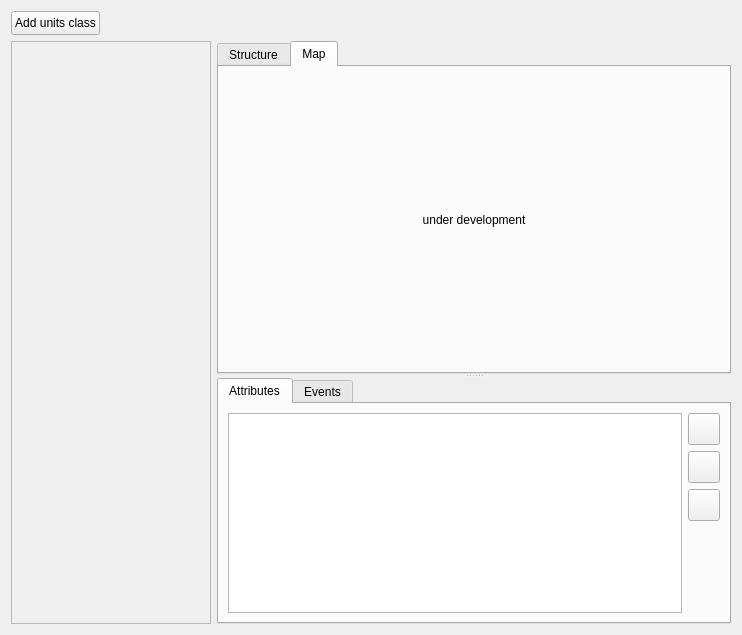
This is src/apps/openfluid-builder/spatial/SpatialDomainWidget.ui in OpenFLUID/openfluid as Qt 5 draws it before an edit. The edited form follows.
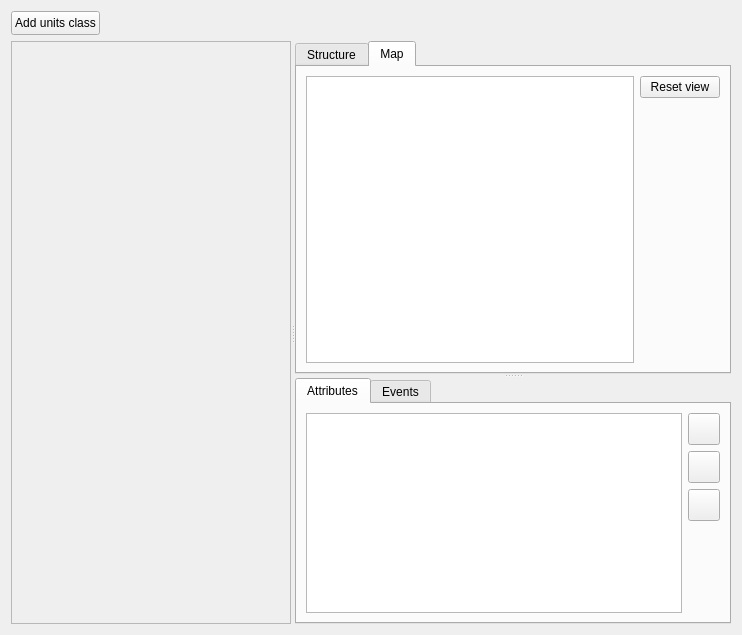
This is the edited form. The open tabs and pages were chosen to show the change. Custom widgets are drawn as their Qt base class.

Commit message:
Added simplified map view in OpenFLUID-Builder
* Added display and styling of units classes as layers of the map
* Added convenience methods in descriptors
* Cleaned code

(references OpenFLUID/openfluid#291)

What changed in the file:
```diff
--- a/src/apps/openfluid-builder/spatial/SpatialDomainWidget.ui
+++ b/src/apps/openfluid-builder/spatial/SpatialDomainWidget.ui
@@ -63,8 +63,13 @@
     </layout>
    </item>
    <item>
-    <layout class="QHBoxLayout" name="horizontalLayout">
-     <item>
+    <widget class="QSplitter" name="MainSplitter">
+     <property name="orientation">
+      <enum>Qt::Horizontal</enum>
+     </property>
+     <property name="childrenCollapsible">
+      <bool>false</bool>
+     </property>
       <widget class="QScrollArea" name="scrollArea">
        <property name="sizePolicy">
         <sizepolicy hsizetype="Minimum" vsizetype="Expanding">
@@ -74,7 +79,7 @@
        </property>
        <property name="minimumSize">
         <size>
-         <width>200</width>
+        <width>280</width>
          <height>0</height>
         </size>
        </property>
@@ -92,8 +97,8 @@
          <rect>
           <x>0</x>
           <y>0</y>
-          <width>198</width>
-          <height>581</height>
+         <width>278</width>
+         <height>583</height>
          </rect>
         </property>
         <layout class="QVBoxLayout" name="verticalLayout_6">
@@ -116,9 +121,7 @@
         </layout>
        </widget>
       </widget>
-     </item>
-     <item>
-      <widget class="QSplitter" name="MainSplitter">
+     <widget class="QSplitter" name="StructDataSplitter">
        <property name="sizePolicy">
         <sizepolicy hsizetype="Expanding" vsizetype="Expanding">
          <horstretch>0</horstretch>
@@ -343,16 +346,33 @@
          <attribute name="title">
           <string>Map</string>
          </attribute>
+        <layout class="QHBoxLayout" name="horizontalLayout">
+         <item>
+          <widget class="MapView" name="GlobalMapView"/>
+         </item>
+         <item>
          <layout class="QVBoxLayout" name="verticalLayout_8">
           <item>
-           <widget class="QLabel" name="label_4">
+            <widget class="QPushButton" name="ResetViewButton">
             <property name="text">
-             <string>under development</string>
-            </property>
-            <property name="alignment">
-             <set>Qt::AlignCenter</set>
-            </property>
-           </widget>
+              <string>Reset view</string>
+             </property>
+            </widget>
+           </item>
+           <item>
+            <spacer name="verticalSpacer_4">
+             <property name="orientation">
+              <enum>Qt::Vertical</enum>
+             </property>
+             <property name="sizeHint" stdset="0">
+              <size>
+               <width>20</width>
+               <height>40</height>
+              </size>
+             </property>
+            </spacer>
+           </item>
+          </layout>
           </item>
          </layout>
         </widget>
@@ -468,11 +488,17 @@
         </widget>
        </widget>
       </widget>
-     </item>
-    </layout>
-   </item>
-  </layout>
+    </widget>
+   </item>
+  </layout>
  </widget>
+ <customwidgets>
+  <customwidget>
+   <class>MapView</class>
+   <extends>QGraphicsView</extends>
+   <header>MapView.hpp</header>
+  </customwidget>
+ </customwidgets>
  <resources/>
  <connections/>
 </ui>
```
Left out of the diff: 8 changed lines with no effect on the pictures. Lines whose indentation alone changed are shown as unchanged. The commit also changes 21 other files.
